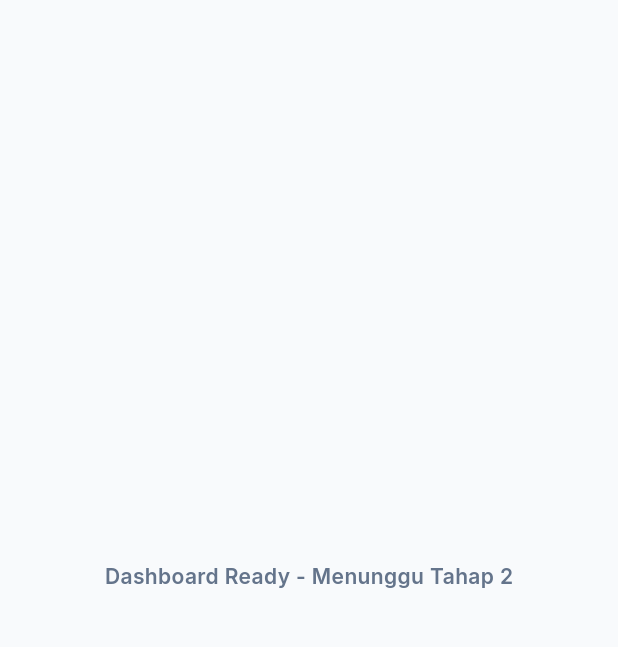
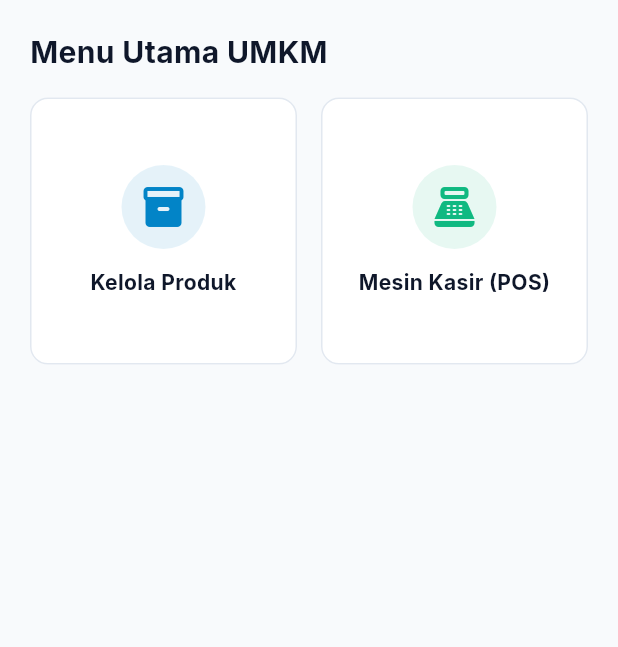
Before and after one commit to aqilahdaffa8/quickpos, a Flutter app: the screen it shows after launch, on a phone screen of 412 x 824 dp, the part 84-731 px from its top. Run offline on Flutter 3.47's test engine with Material 3 defaults, Android fonts, the phone set to English and light mode, and no system bars; our stand-ins replace google_fonts, sqflite; accounts and stored records are empty.

Commit message:
feat: complete Phase 3 - Product & Category CRUD module with SQLite repository and Provider state

```diff
--- a/lib/app.dart
+++ b/lib/app.dart
@@ -1,16 +1,22 @@
 import 'package:flutter/material.dart';
+import 'package:provider/provider.dart';
 
 import 'package:quick_pos/core/theme/app_theme.dart';
 import 'package:quick_pos/features/splash/presentation/screens/splash_screen.dart';
 import 'package:quick_pos/features/dashboard/presentation/screens/dashboard_screen.dart';
+import 'package:quick_pos/features/product/presentation/providers/product_provider.dart';
+import 'package:quick_pos/features/product/presentation/screens/product_screen.dart';
 
 class QuickPosApp extends StatelessWidget {
   const QuickPosApp({super.key});
 
   @override
   Widget build(BuildContext context) {
-    // MultiProvider dihapus sementara untuk menghindari error children.isNotEmpty
-    return MaterialApp(
+    return MultiProvider(
+      providers: [
+        ChangeNotifierProvider(create: (_) => ProductProvider()),
+      ],
+      child: MaterialApp(
         title: 'QuickPOS UMKM',
         debugShowCheckedModeBanner: false,
         theme: AppTheme.lightTheme,
@@ -18,7 +24,9 @@ class QuickPosApp extends StatelessWidget {
         routes: {
           '/': (context) => const SplashScreen(),
           '/dashboard': (context) => const DashboardScreen(),
+          '/products': (context) => const ProductScreen(),
         },
+      ),
     );
   }
 }
--- /dev/null
+++ b/lib/features/category/data/models/category_model.dart
@@ -0,0 +1,27 @@
+class CategoryModel {
+  final int? id;
+  final String name;
+  final String createdAt;
+
+  CategoryModel({
+    this.id,
+    required this.name,
+    required this.createdAt,
+  });
+
+  factory CategoryModel.fromMap(Map<String, dynamic> map) {
+    return CategoryModel(
+      id: map['id'] as int?,
+      name: map['name'] as String,
+      createdAt: map['created_at'] as String,
+    );
+  }
+
+  Map<String, dynamic> toMap() {
+    return {
+      if (id != null) 'id': id,
+      'name': name,
+      'created_at': createdAt,
+    };
+  }
+}
--- a/lib/features/dashboard/presentation/screens/dashboard_screen.dart
+++ b/lib/features/dashboard/presentation/screens/dashboard_screen.dart
@@ -1,4 +1,5 @@
 import 'package:flutter/material.dart';
+import '../../../../core/constants/app_colors.dart';
 
 class DashboardScreen extends StatelessWidget {
   const DashboardScreen({super.key});
@@ -9,10 +10,75 @@ class DashboardScreen extends StatelessWidget {
       appBar: AppBar(
         title: const Text('QuickPOS Dashboard'),
       ),
-      body: const Center(
-        child: Text(
-          'Dashboard Ready - Menunggu Tahap 2',
-          style: TextStyle(fontWeight: FontWeight.w600),
+      body: Padding(
+        padding: const EdgeInsets.all(20),
+        child: Column(
+          crossAxisAlignment: CrossAxisAlignment.start,
+          children: [
+            const Text(
+              'Menu Utama UMKM',
+              style: TextStyle(fontSize: 20, fontWeight: FontWeight.bold, color: AppColors.textPrimary),
+            ),
+            const SizedBox(height: 16),
+            GridView.count(
+              crossAxisCount: 2,
+              crossAxisSpacing: 16,
+              mainAxisSpacing: 16,
+              shrinkWrap: true,
+              children: [
+                _buildMenuCard(
+                  context,
+                  title: 'Kelola Produk',
+                  icon: Icons.inventory_2_rounded,
+                  color: AppColors.accentBlue,
+                  onTap: () => Navigator.pushNamed(context, '/products'),
+                ),
+                _buildMenuCard(
+                  context,
+                  title: 'Mesin Kasir (POS)',
+                  icon: Icons.point_of_sale_rounded,
+                  color: AppColors.success,
+                  onTap: () {
+                    // Akan dihubungkan di Tahap 4
+                    ScaffoldMessenger.of(context).showSnackBar(
+                      const SnackBar(content: Text('Modul POS akan aktif pada Tahap 4')),
+                    );
+                  },
+                ),
+              ],
+            ),
+          ],
+        ),
+      ),
+    );
+  }
+
+  Widget _buildMenuCard(BuildContext context, {required String title, required IconData icon, required Color color, required VoidCallback onTap}) {
+    return InkWell(
+      onTap: onTap,
+      borderRadius: BorderRadius.circular(16),
+      child: Card(
+        child: Padding(
+          padding: const EdgeInsets.all(16),
+          child: Column(
+            mainAxisAlignment: MainAxisAlignment.center,
+            children: [
+              Container(
+                padding: const EdgeInsets.all(12),
+                decoration: BoxDecoration(
+                  color: color.withOpacity(0.1),
+                  shape: BoxShape.circle,
+                ),
+                child: Icon(icon, size: 32, color: color),
+              ),
+              const SizedBox(height: 12),
+              Text(
+                title,
+                textAlign: TextAlign.center,
+                style: const TextStyle(fontWeight: FontWeight.bold, fontSize: 14, color: AppColors.textPrimary),
+              ),
+            ],
+          ),
         ),
       ),
     );
--- /dev/null
+++ b/lib/features/product/data/models/product_model.dart
@@ -0,0 +1,46 @@
+class ProductModel {
+  final int? id;
+  final int categoryId;
+  final String? categoryName; // Join field untuk tampilan UI
+  final String name;
+  final double purchasePrice;
+  final double sellingPrice;
+  final int stock;
+  final String createdAt;
+
+  ProductModel({
+    this.id,
+    required this.categoryId,
+    this.categoryName,
+    required this.name,
+    required this.purchasePrice,
+    required this.sellingPrice,
+    required this.stock,
+    required this.createdAt,
+  });
+
+  factory ProductModel.fromMap(Map<String, dynamic> map) {
+    return ProductModel(
+      id: map['id'] as int?,
+      categoryId: map['category_id'] as int,
+      categoryName: map['category_name'] as String?,
+      name: map['name'] as String,
+      purchasePrice: (map['purchase_price'] as num).toDouble(),
+      sellingPrice: (map['selling_price'] as num).toDouble(),
+      stock: map['stock'] as int,
+      createdAt: map['created_at'] as String,
+    );
+  }
+
+  Map<String, dynamic> toMap() {
+    return {
+      if (id != null) 'id': id,
+      'category_id': categoryId,
+      'name': name,
+      'purchase_price': purchasePrice,
+      'selling_price': sellingPrice,
+      'stock': stock,
+      'created_at': createdAt,
+    };
+  }
+}
```
Also changed, not shown: lib/core/utils/currency_formatter.dart (+14 -0 lines), lib/features/product/data/repositories/product_repository.dart (added, +65 -0 lines), lib/features/product/presentation/providers/product_provider.dart (added, +75 -0 lines), lib/features/product/presentation/screens/product_screen.dart (added, +258 -0 lines), flutter_01.png (added), 4 other files. Lines whose indentation alone changed are shown as unchanged.
